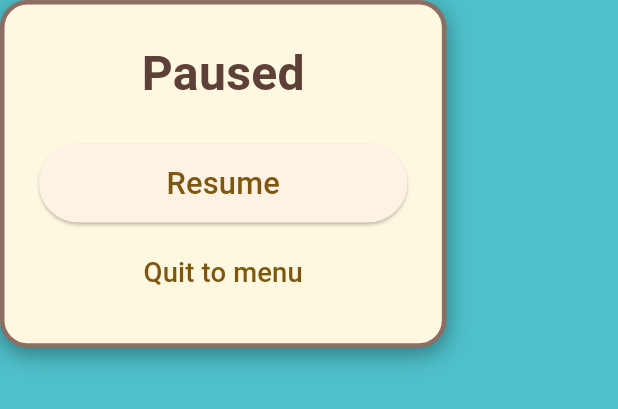
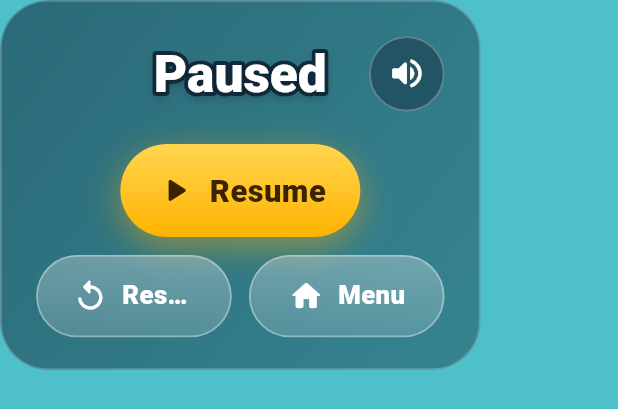
Before and after one commit to Gulshid/Flappy-Style-App, a Flutter app: the PausePanel widget shown alone on an empty page, opened directly with empty values, on a phone screen of 412 x 824 dp. Shown: the top 409 px of the screen. Run offline on Flutter 3.47's test engine with Material 3 defaults, Android fonts, the phone set to English and light mode, and no system bars; our stand-ins replace audioplayers, flutter_screenutil, shared_preferences; accounts and stored records are empty.

Commit message:
pause panel is updated

```diff
--- a/flappy_game/lib/widgets/pause_panel.dart
+++ b/flappy_game/lib/widgets/pause_panel.dart
@@ -1,54 +1,72 @@
 import 'package:flutter/material.dart';
 import 'package:flutter_screenutil/flutter_screenutil.dart';
 
-/// Panel shown over a dimmed game while paused: Resume or go back to the menu.
+import 'app_button.dart';
+import 'game_text.dart';
+import 'glass_card.dart';
+import 'mute_button.dart';
+
+/// Panel shown over a dimmed game while paused.
 class PausePanel extends StatelessWidget {
   const PausePanel({
     super.key,
     required this.onResume,
+    required this.onRestart,
     required this.onMenu,
   });
 
   final VoidCallback onResume;
+  final VoidCallback onRestart;
   final VoidCallback onMenu;
 
   @override
   Widget build(BuildContext context) {
-    return Container(
-      width: 260.w,
-      padding: EdgeInsets.all(20.r),
-      decoration: BoxDecoration(
-        color: const Color(0xFFFFF8E1),
-        borderRadius: BorderRadius.circular(16.r),
-        border: Border.all(color: const Color(0xFF8D6E63), width: 3),
-        boxShadow: const [
-          BoxShadow(blurRadius: 12, color: Colors.black38, offset: Offset(0, 4)),
-        ],
-      ),
+    return GlassCard(
+      width: 280.w,
+      radius: 28,
+      padding: EdgeInsets.fromLTRB(20.r, 20.r, 20.r, 18.r),
       child: Column(
         mainAxisSize: MainAxisSize.min,
         children: [
-          Text(
-            'Paused',
-            style: TextStyle(
-              fontSize: 28.sp,
-              fontWeight: FontWeight.bold,
-              color: const Color(0xFF5D4037),
-            ),
+          Row(
+            mainAxisAlignment: MainAxisAlignment.spaceBetween,
+            children: [
+              SizedBox(width: 44.r), // balances the mute button
+              const GameText('Paused', fontSize: 30),
+              const MuteButton(),
+            ],
           ),
-          SizedBox(height: 20.h),
-          SizedBox(
-            width: double.infinity,
-            height: 44.h,
-            child: ElevatedButton(
-              onPressed: onResume,
-              child: Text('Resume', style: TextStyle(fontSize: 18.sp)),
-            ),
+          SizedBox(height: 18.h),
+          AppButton(
+            label: 'Resume',
+            icon: Icons.play_arrow_rounded,
+            onPressed: onResume,
           ),
-          SizedBox(height: 8.h),
-          TextButton(
-            onPressed: onMenu,
-            child: Text('Quit to menu', style: TextStyle(fontSize: 16.sp)),
+          SizedBox(height: 10.h),
+          Row(
+            children: [
+              Expanded(
+                child: AppButton(
+                  label: 'Restart',
+                  icon: Icons.replay_rounded,
+                  style: AppButtonStyle.secondary,
+                  height: 46,
+                  fontSize: 15,
+                  onPressed: onRestart,
+                ),
+              ),
+              SizedBox(width: 10.w),
+              Expanded(
+                child: AppButton(
+                  label: 'Menu',
+                  icon: Icons.home_rounded,
+                  style: AppButtonStyle.secondary,
+                  height: 46,
+                  fontSize: 15,
+                  onPressed: onMenu,
+                ),
+              ),
+            ],
           ),
         ],
       ),
```
Also changed, not shown: flappy_game/lib/widgets/mute_button.dart (+7 -14 lines), flappy_game/lib/widgets/score_display.dart (+47 -4 lines).
